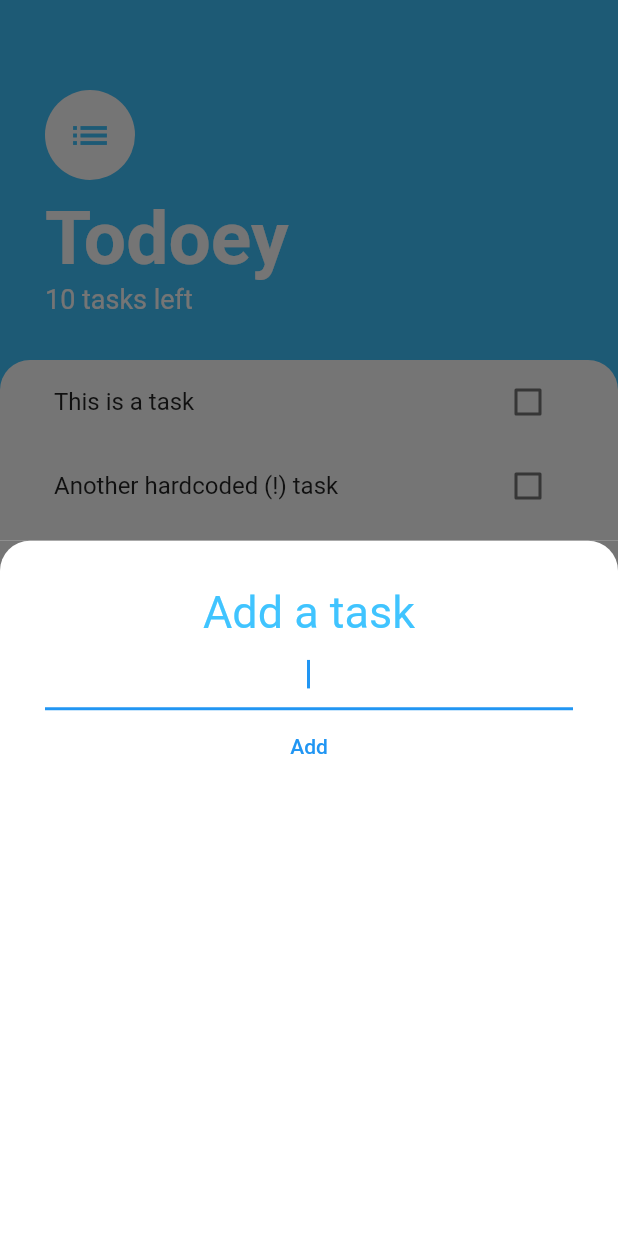
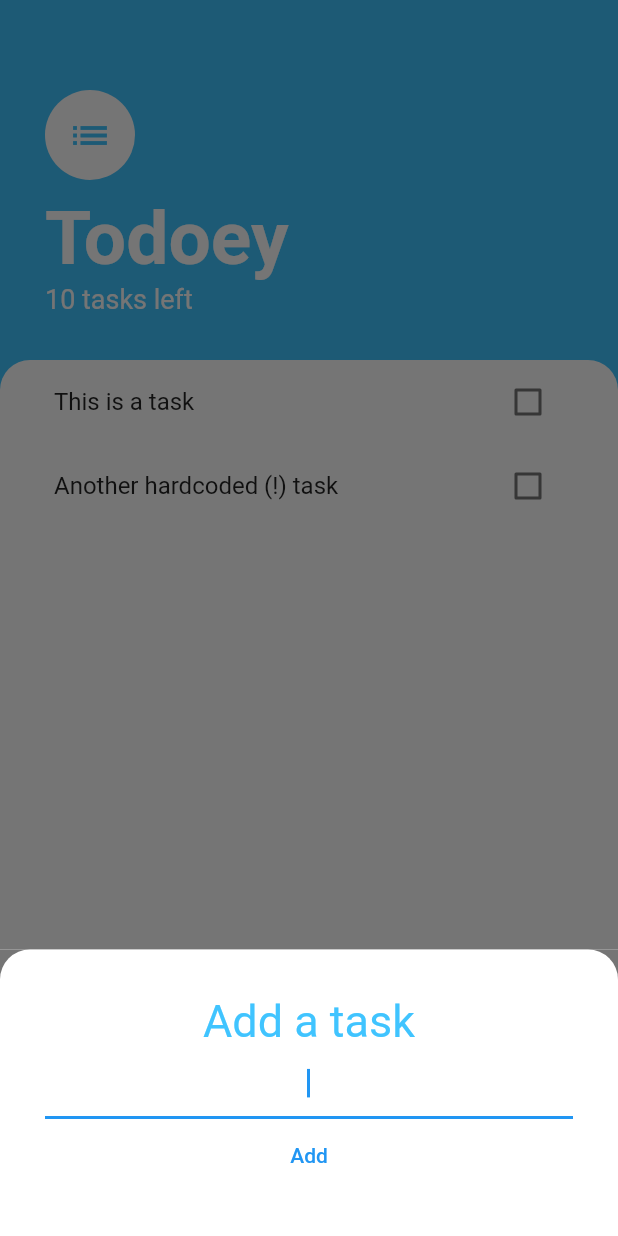
Before and after one commit to snb4crazy/Flutter-Todo-App, a Flutter app: the screen it shows after launch, after a tap on the "add" icon, on a phone screen of 412 x 824 dp. Run offline on Flutter 3.47's test engine with Material 2 defaults, Android fonts, the phone set to English and light mode, and no system bars.

Commit message:
Tasks Screen: Position Popup above the keyboard

```diff
--- a/lib/screens/tasks_screen.dart
+++ b/lib/screens/tasks_screen.dart
@@ -11,7 +11,16 @@ class TasksScreen extends StatelessWidget {
         backgroundColor: Colors.lightBlueAccent,
         onPressed: () {
           showModalBottomSheet(
-              context: context, builder: (context) => AddTaskScreen());
+            context: context,
+            //isScrollControlled controlls if Popup takes all the screen
+            isScrollControlled: true,
+            builder: (context) => SingleChildScrollView(
+                child: Container(
+              padding: EdgeInsets.only(
+                  bottom: MediaQuery.of(context).viewInsets.bottom),
+              child: AddTaskScreen(),
+            )),
+          );
         },
         child: Icon(Icons.add),
       ),
```
